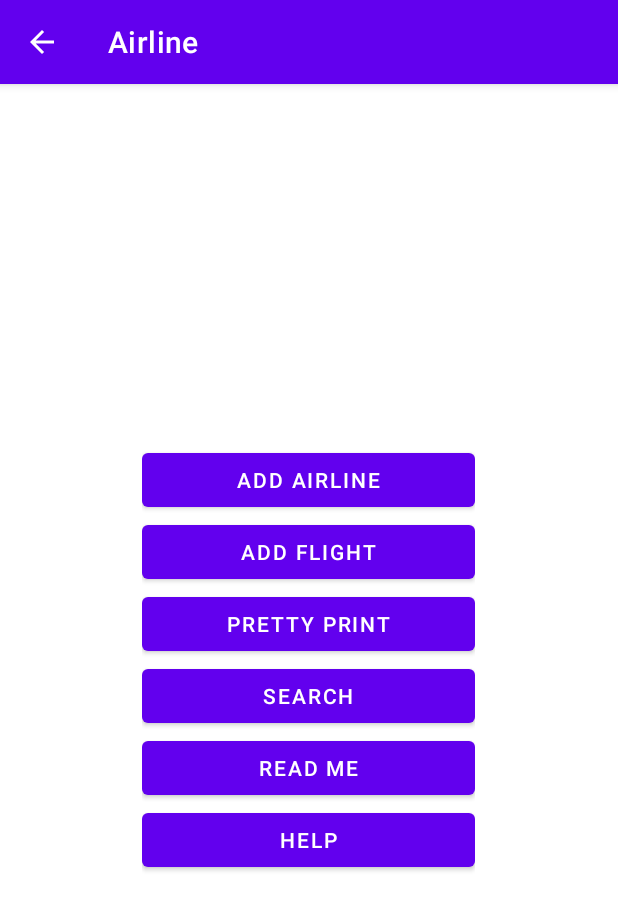
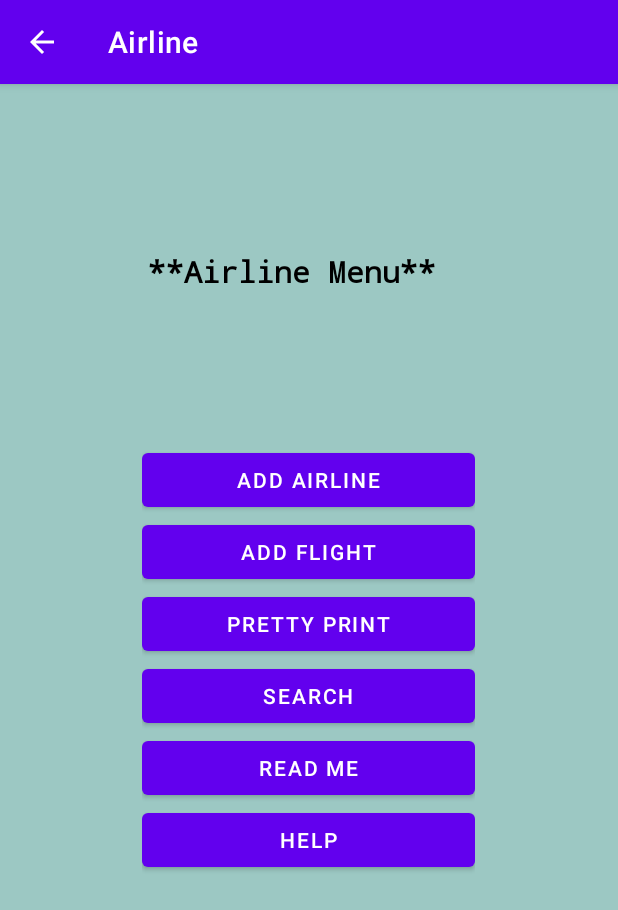
Before and after one commit to SayleeMJ/CS-510Adv-Java-sjagtap, an Android app: the MenuActivity screen opened directly, with no data from a screen before it, on a phone screen of 412 x 824 dp. Shown: the top 910 px of the screen. Run offline under Robolectric (Android 15) with nearby library versions, the phone set to English and light mode, and no system bars.

Commit message:
Updated UI design for activity_menu.xml

```diff
--- a/airline-android/app/src/main/res/layout/activity_menu.xml
+++ b/airline-android/app/src/main/res/layout/activity_menu.xml
@@ -4,7 +4,32 @@
     xmlns:tools="http://schemas.android.com/tools"
     android:layout_width="match_parent"
     android:layout_height="match_parent"
+    android:background="#B776B3AC"
     tools:context=".MainActivity">
+
+    <LinearLayout
+        android:layout_width="390dp"
+        android:layout_height="250dp"
+        android:gravity="center"
+        android:orientation="horizontal">
+
+        <TextView
+            android:id="@+id/textView"
+            android:layout_width="match_parent"
+            android:layout_height="wrap_content"
+            android:textAlignment="center"
+            android:fontFamily="monospace"
+            android:text="**Airline Menu**"
+            android:textColor="@color/black"
+            android:textSize="20dp"
+            android:textStyle="bold"
+            app:layout_constraintBottom_toBottomOf="parent"
+            app:layout_constraintEnd_toEndOf="parent"
+            app:layout_constraintHorizontal_bias="0.498"
+            app:layout_constraintStart_toStartOf="parent"
+            app:layout_constraintTop_toTopOf="parent"
+            app:layout_constraintVertical_bias="0.301" />
+    </LinearLayout>
 
     <LinearLayout
         android:layout_width="match_parent"
```
